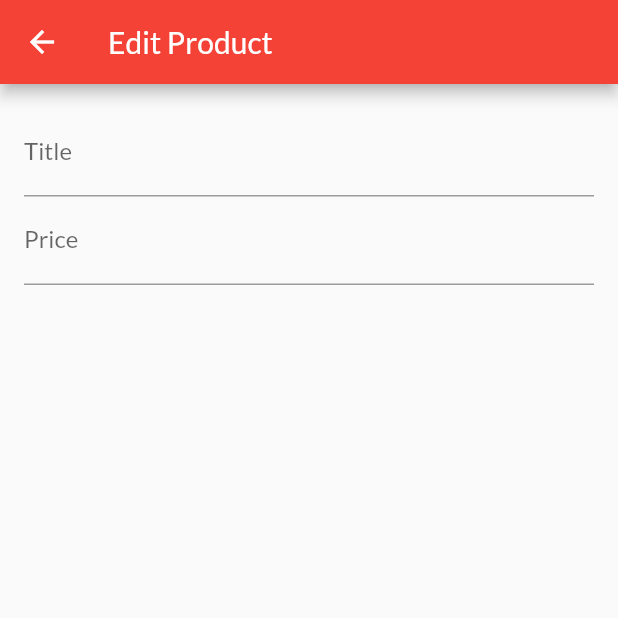
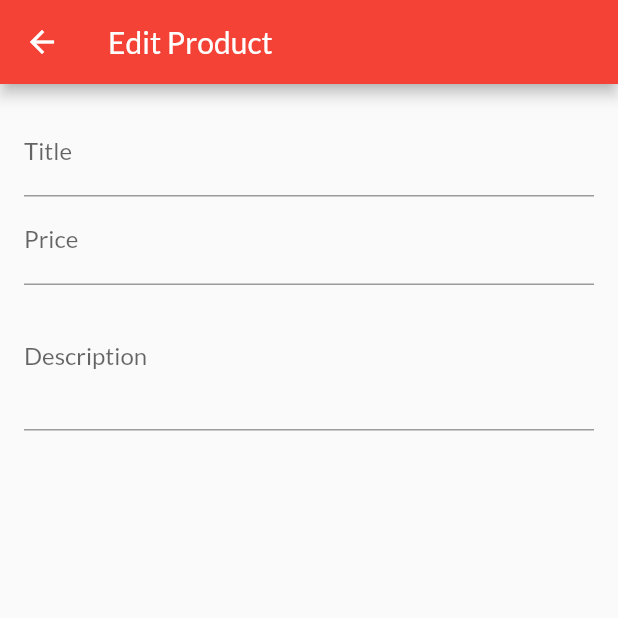
Before and after one commit to Karthikoffl/shop_app, a Flutter app: the EditProductScreen screen opened by its route, on a phone screen of 412 x 824 dp, the top half of it. Run offline on Flutter 3.47's test engine with Material 2 defaults, Android fonts, the phone set to English and light mode, and no system bars; network calls fail.

Commit message:
s24 - 491

```diff
--- a/lib/screens/edit_product_screen.dart
+++ b/lib/screens/edit_product_screen.dart
@@ -9,8 +9,15 @@ class EditProductScreen extends StatefulWidget {
 
 class _EditProductScreenState extends State<EditProductScreen> {
   final _priceFocusNode = FocusNode();
+  final _descriptionFocusNode = FocusNode();
 
   @override
+  void dispose() {
+    _priceFocusNode.dispose();
+    _descriptionFocusNode.dispose();
+    super.dispose();
+  }
+
   Widget build(BuildContext context) {
     return Scaffold(
       appBar: AppBar(
@@ -33,6 +40,15 @@ class _EditProductScreenState extends State<EditProductScreen> {
                 textInputAction: TextInputAction.next,
                 keyboardType: TextInputType.number,
                 focusNode: _priceFocusNode,
+                onFieldSubmitted: (_) {
+                  FocusScope.of(context).requestFocus(_descriptionFocusNode);
+                },
+              ),
+              TextFormField(
+                decoration: InputDecoration(labelText: 'Description'),
+                maxLines: 3,
+                keyboardType: TextInputType.multiline,
+                focusNode: _descriptionFocusNode,
               ),
             ],
           ),
```
